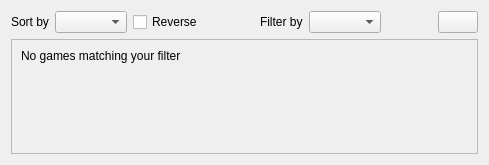
Old version of the form rare/ui/components/tabs/store/wishlist.ui in the repository RareDevs/Rare.
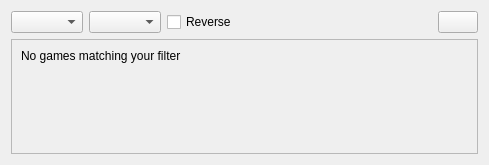
New version of the form.

Commit message:
WishlistWidget: re-order comboboxes to match the order in the library
* Move filter combobox at the beginning of the top panel and move the order
combobox after it to replicate the order in the library view.

The edit to the form file:
```diff
--- a/rare/ui/components/tabs/store/wishlist.ui
+++ b/rare/ui/components/tabs/store/wishlist.ui
@@ -17,17 +17,7 @@
    <item>
     <layout class="QHBoxLayout" name="tool_layout">
      <item>
-      <widget class="QLabel" name="order_label">
-       <property name="sizePolicy">
-        <sizepolicy hsizetype="Maximum" vsizetype="Preferred">
-         <horstretch>0</horstretch>
-         <verstretch>0</verstretch>
-        </sizepolicy>
-       </property>
-       <property name="text">
-        <string>Sort by</string>
-       </property>
-      </widget>
+      <widget class="QComboBox" name="filter_combo"/>
      </item>
      <item>
       <widget class="QComboBox" name="order_combo"/>
@@ -52,29 +42,6 @@
        </property>
       </spacer>
      </item>
-     <item>
-      <widget class="QLabel" name="filter_label">
-       <property name="text">
-        <string>Filter by</string>
-       </property>
-      </widget>
-     </item>
-     <item>
-      <widget class="QComboBox" name="filter_combo"/>
-     </item>
-     <item>
-      <spacer name="hspacer_right">
-       <property name="orientation">
-        <enum>Qt::Horizontal</enum>
-       </property>
-       <property name="sizeHint" stdset="0">
-        <size>
-         <width>0</width>
-         <height>0</height>
-        </size>
-       </property>
-      </spacer>
-     </item>
      <item>
       <widget class="QPushButton" name="reload_button">
        <property name="sizePolicy">
```
The commit also changes 2 other files.
